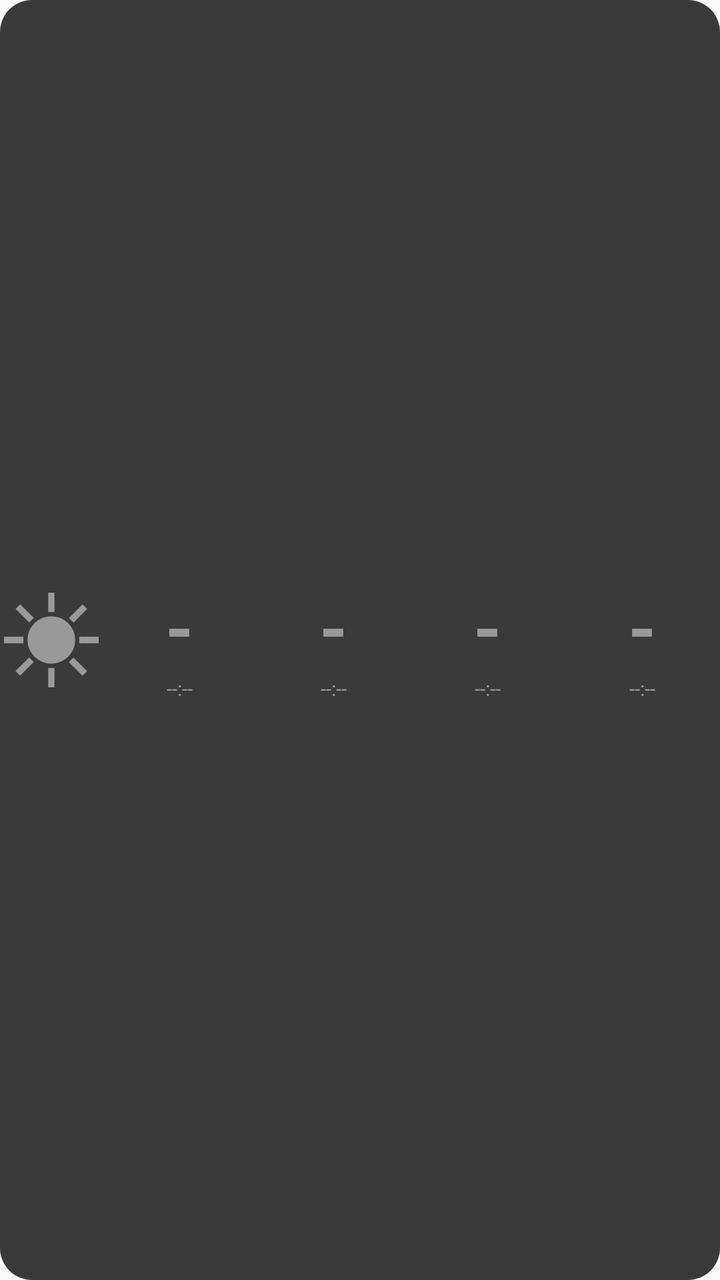
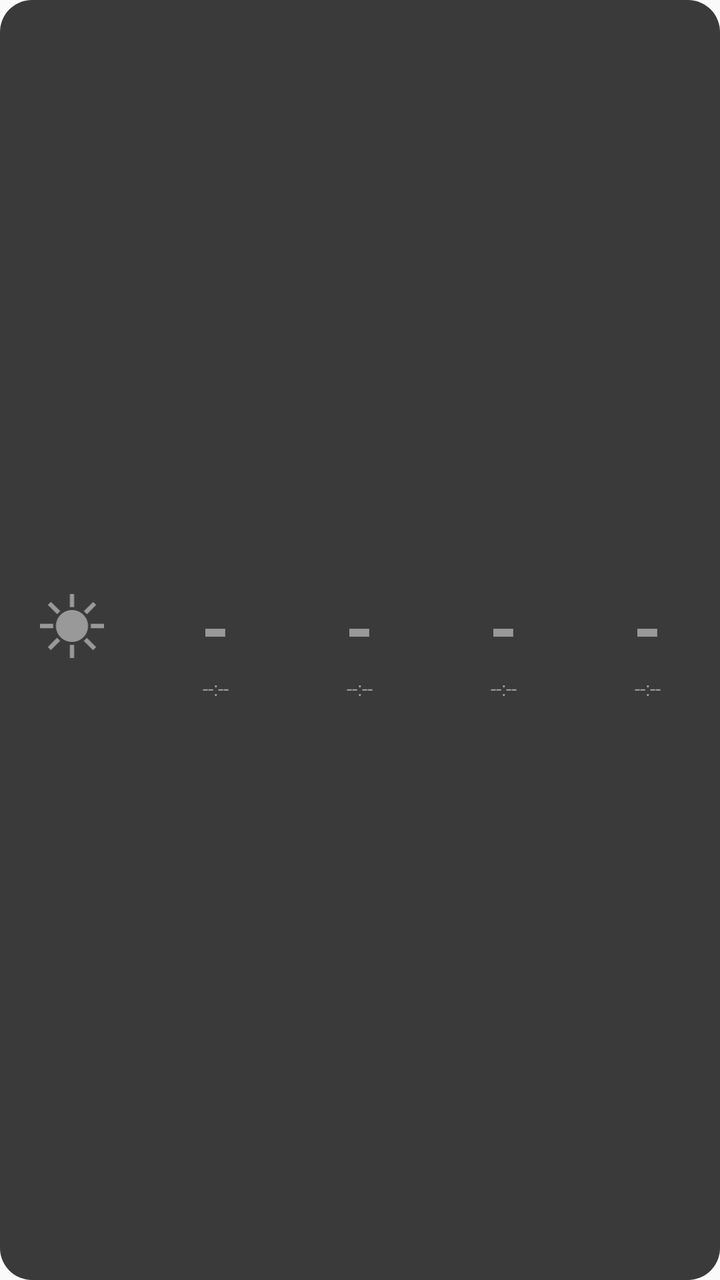

Before-and-after screenshots of an Android layout around one commit, followed by the original layout XML and the change that was made.
<!-- AndroidManifest.xml: application theme Theme.UVIndex -->
<!-- res/layout/uv_widget.xml -->
<?xml version="1.0" encoding="utf-8"?>
<FrameLayout xmlns:android="http://schemas.android.com/apk/res/android"
    android:layout_width="match_parent"
    android:layout_height="match_parent">

    <LinearLayout
        android:id="@+id/widget_container"
        android:layout_width="match_parent"
        android:layout_height="match_parent"
        android:orientation="vertical">

        
        <FrameLayout
            android:layout_width="0dp"
            android:layout_height="0dp"
            android:visibility="gone">

            <ImageButton
                android:id="@+id/widget_refresh_button"
                android:layout_width="match_parent"
                android:layout_height="match_parent"
                android:src="@drawable/ic_refresh"
                android:background="@android:color/transparent"
                android:contentDescription="Aktualisieren"
                android:scaleType="centerInside" />

            <ProgressBar
                android:id="@+id/widget_loading_indicator"
                android:layout_width="match_parent"
                android:layout_height="match_parent"
                android:visibility="gone"
                android:indeterminate="true" />
        </FrameLayout>

        
        <LinearLayout
            android:layout_width="match_parent"
            android:layout_height="0dp"
            android:layout_weight="1"
            android:orientation="horizontal">

            
            <LinearLayout
                android:id="@+id/widget_icon_column"
                android:layout_width="0dp"
                android:layout_height="match_parent"
                android:layout_weight="0.6667"
                android:orientation="vertical"
                android:gravity="center"
                android:background="@drawable/widget_row_bg_error_left">

                <ImageView
                    android:id="@+id/widget_icon"
                    android:layout_width="match_parent"
                    android:layout_height="match_parent"
                    android:padding="2dp"
                    android:scaleType="fitCenter"
                    android:src="@drawable/ic_sun"
                    android:tint="#999999"
                    android:contentDescription="@null" />
            </LinearLayout>

            
            <LinearLayout
                android:id="@+id/widget_cell_0"
                android:layout_width="0dp"
                android:layout_height="match_parent"
                android:layout_weight="1"
                android:orientation="vertical"
                android:gravity="center"
                android:background="@color/widget_uv_error_background">

                <TextView
                    android:id="@+id/widget_uv_hour_0"
                    android:layout_width="wrap_content"
                    android:layout_height="wrap_content"
                    android:text="-"
                    android:textSize="36sp"
                    android:textStyle="bold"
                    android:textColor="#999999" />

                <TextView
                    android:id="@+id/widget_time_hour_0"
                    android:layout_width="wrap_content"
                    android:layout_height="wrap_content"
                    android:text="--:--"
                    android:textSize="10sp"
                    android:textColor="#999999" />
            </LinearLayout>

            
            <LinearLayout
                android:id="@+id/widget_cell_1"
                android:layout_width="0dp"
                android:layout_height="match_parent"
                android:layout_weight="1"
                android:orientation="vertical"
                android:gravity="center"
                android:background="@color/widget_uv_error_background">

                <TextView
                    android:id="@+id/widget_uv_hour_1"
                    android:layout_width="wrap_content"
                    android:layout_height="wrap_content"
                    android:text="-"
                    android:textSize="36sp"
                    android:textStyle="bold"
                    android:textColor="#999999" />

                <TextView
                    android:id="@+id/widget_time_hour_1"
                    android:layout_width="wrap_content"
                    android:layout_height="wrap_content"
                    android:text="--:--"
                    android:textSize="10sp"
                    android:textColor="#999999" />
            </LinearLayout>

            
            <LinearLayout
                android:id="@+id/widget_cell_2"
                android:layout_width="0dp"
                android:layout_height="match_parent"
                android:layout_weight="1"
                android:orientation="vertical"
                android:gravity="center"
                android:background="@color/widget_uv_error_background">

                <TextView
                    android:id="@+id/widget_uv_hour_2"
                    android:layout_width="wrap_content"
                    android:layout_height="wrap_content"
                    android:text="-"
                    android:textSize="36sp"
                    android:textStyle="bold"
                    android:textColor="#999999" />

                <TextView
                    android:id="@+id/widget_time_hour_2"
                    android:layout_width="wrap_content"
                    android:layout_height="wrap_content"
                    android:text="--:--"
                    android:textSize="10sp"
                    android:textColor="#999999" />
            </LinearLayout>

            
            <LinearLayout
                android:id="@+id/widget_cell_3"
                android:layout_width="0dp"
                android:layout_height="match_parent"
                android:layout_weight="1"
                android:orientation="vertical"
                android:gravity="center"
                android:background="@drawable/widget_row_bg_error_right">

                <TextView
                    android:id="@+id/widget_uv_hour_3"
                    android:layout_width="wrap_content"
                    android:layout_height="wrap_content"
                    android:text="-"
                    android:textSize="36sp"
                    android:textStyle="bold"
                    android:textColor="#999999" />

                <TextView
                    android:id="@+id/widget_time_hour_3"
                    android:layout_width="wrap_content"
                    android:layout_height="wrap_content"
                    android:text="--:--"
                    android:textSize="10sp"
                    android:textColor="#999999" />
            </LinearLayout>

        </LinearLayout>

    </LinearLayout>

</FrameLayout>
<!-- resources referenced by this layout -->
<resources>
  <color name="widget_uv_error_background">#3A3A3A</color>
  <!-- drawable ic_refresh (drawable) -->
  <?xml version="1.0" encoding="utf-8"?>
  <vector xmlns:android="http://schemas.android.com/apk/res/android"
      android:width="24dp"
      android:height="24dp"
      android:viewportWidth="24"
      android:viewportHeight="24">
      <path
          android:fillColor="#666666"
          android:pathData="M17.65,6.35C16.2,4.9 14.21,4 12,4c-4.42,0 -7.99,3.58 -7.99,8s3.57,8 7.99,8c3.73,0 6.84,-2.55 7.73,-6h-2.08c-0.82,2.33 -3.04,4 -5.65,4 -3.31,0 -6,-2.69 -6,-6s2.69,-6 6,-6c1.66,0 3.14,0.69 4.22,1.78L13,11h7V4l-2.35,2.35z"/>
  </vector>
  <!-- drawable ic_sun (drawable) -->
  <vector xmlns:android="http://schemas.android.com/apk/res/android"
      android:width="302dp"
      android:height="303dp"
      android:viewportWidth="302"
      android:viewportHeight="303">
    <group>
      <clip-path
          android:pathData="M0,0h302v303h-302z"/>
      <path
          android:fillColor="#FF000000"
          android:pathData="M0,141 L62,141 62,162 0,162Z"
          android:fillType="evenOdd"/>
      <path
          android:fillColor="#FF000000"
          android:pathData="M240,141 L302,141 302,162 240,162Z"
          android:fillType="evenOdd"/>
      <path
          android:fillColor="#FF000000"
          android:pathData="M227,151.5C227,193.2 192.97,227 151,227 109.03,227 75,193.2 75,151.5 75,109.8 109.03,76 151,76 192.97,76 227,109.8 227,151.5Z"
          android:fillType="evenOdd"/>
      <path
          android:fillColor="#FF000000"
          android:pathData="M141,241 L161,241 161,303 141,303Z"
          android:fillType="evenOdd"/>
      <path
          android:fillColor="#FF000000"
          android:pathData="M141,0 L161,0 161,62 141,62Z"
          android:fillType="evenOdd"/>
      <path
          android:fillColor="#FF000000"
          android:pathData="M94.92,221.81 L51.17,265.56 36.59,250.98 80.34,207.23Z"
          android:fillType="evenOdd"/>
      <path
          android:fillColor="#FF000000"
          android:pathData="M265.41,52.01 L221.66,95.77 207.07,81.18 250.82,37.43Z"
          android:fillType="evenOdd"/>
      <path
          android:fillColor="#FF000000"
          android:pathData="M95.26,80.84 L80.68,95.43 36.93,51.68 51.51,37.09Z"
          android:fillType="evenOdd"/>
      <path
          android:fillColor="#FF000000"
          android:pathData="M265.07,251.32 L250.49,265.9 206.73,222.15 221.32,207.57Z"
          android:fillType="evenOdd"/>
    </group>
  </vector>
  <!-- drawable widget_row_bg_error_left (drawable) -->
  <?xml version="1.0" encoding="utf-8"?>
  <shape xmlns:android="http://schemas.android.com/apk/res/android"
      android:shape="rectangle">
      <solid android:color="@color/widget_uv_error_background" />
      <corners
          android:topLeftRadius="16dp"
          android:bottomLeftRadius="16dp"
          android:topRightRadius="0dp"
          android:bottomRightRadius="0dp" />
  </shape>
  <!-- drawable widget_row_bg_error_right (drawable) -->
  <?xml version="1.0" encoding="utf-8"?>
  <shape xmlns:android="http://schemas.android.com/apk/res/android"
      android:shape="rectangle">
      <solid android:color="@color/widget_uv_error_background" />
      <corners
          android:topLeftRadius="0dp"
          android:bottomLeftRadius="0dp"
          android:topRightRadius="16dp"
          android:bottomRightRadius="16dp" />
  </shape>
  <style name="Theme.UVIndex" parent="android:Theme.Material.Light.NoActionBar" />
</resources>

<!-- the commit's change to res/layout/uv_widget.xml (unified diff, before → after) -->
@@ -44,20 +44,24 @@
                 android:id="@+id/widget_icon_column"
                 android:layout_width="0dp"
                 android:layout_height="match_parent"
-                android:layout_weight="0.6667"
+                android:layout_weight="1"
                 android:orientation="vertical"
                 android:gravity="center"
                 android:background="@drawable/widget_row_bg_error_left">
 
                 <ImageView
                     android:id="@+id/widget_icon"
-                    android:layout_width="match_parent"
-                    android:layout_height="match_parent"
-                    android:padding="2dp"
+                    android:layout_width="32dp"
+                    android:layout_height="32dp"
                     android:scaleType="fitCenter"
                     android:src="@drawable/ic_sun"
                     android:tint="#999999"
                     android:contentDescription="@null" />
+
+                <View
+                    android:layout_width="1dp"
+                    android:layout_height="14dp"
+                    android:visibility="invisible" />
             </LinearLayout>
 
             
